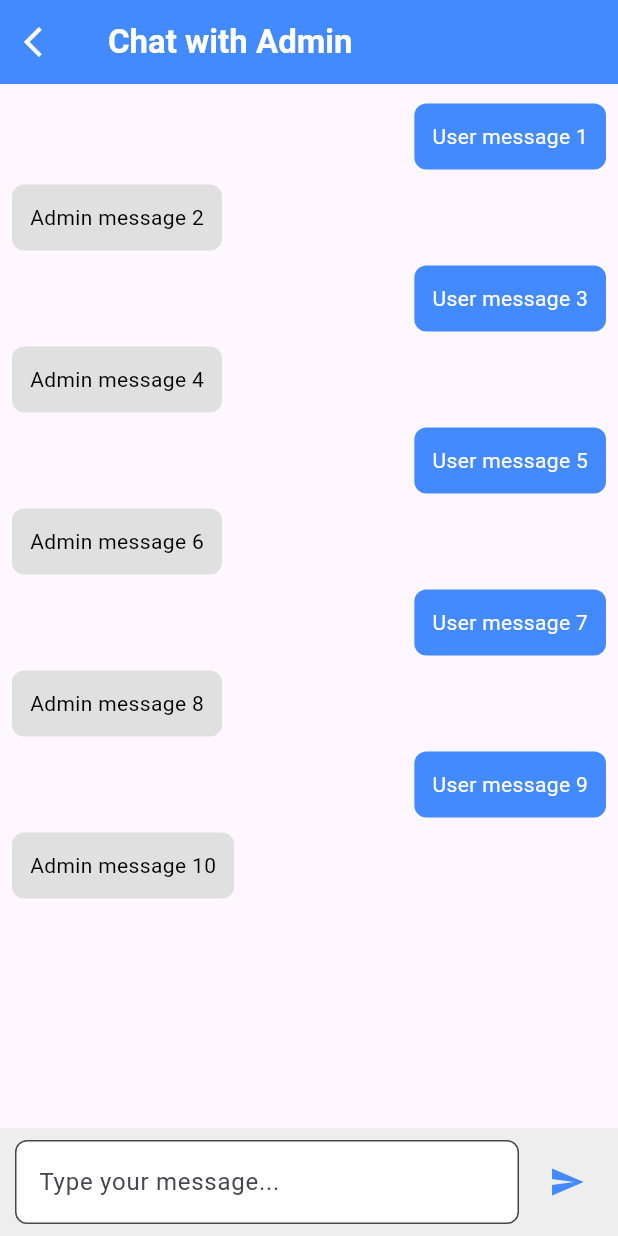
After one commit to Reeyyyh/sale_pisang_malang_mobile, a Flutter app: the ChatsPageView screen opened directly, on a phone screen of 412 x 824 dp. The commit adds this screen. Run offline on Flutter 3.47's test engine with Material 3 defaults, Android fonts, the phone set to English and light mode, and no system bars; our stand-ins replace cloud_firestore, firebase_auth, firebase_core, font_awesome_flutter, get; missing offline and left inert: curved_navigation_bar_with_label; accounts and stored records are empty.

Commit message:
add chats with admin

```diff
--- /dev/null
+++ b/lib/app/modules/client/chats/views/chats_page_view.dart
@@ -0,0 +1,91 @@
+import 'package:flutter/material.dart';
+import 'package:get/get.dart';
+
+class ChatsPageView extends StatelessWidget {
+  const ChatsPageView({super.key});
+
+  @override
+  Widget build(BuildContext context) {
+    return Scaffold(
+      appBar: AppBar(
+        leading: IconButton(
+          icon: const Icon(Icons.arrow_back_ios),
+          color: Colors.white,
+          onPressed: () => Get.back(),
+        ),
+        title: const Text(
+          'Chat with Admin',
+          style: TextStyle(
+            fontWeight: FontWeight.bold,
+            color: Colors.white,
+          ),
+        ),
+        backgroundColor: Colors.blueAccent,
+      ),
+      body: Column(
+        children: [
+          // Area chat
+          Expanded(
+            child: ListView.builder(
+              padding: const EdgeInsets.all(8.0),
+              itemCount: 10, // Contoh 10 pesan
+              itemBuilder: (context, index) {
+                // Simulasi pesan user/admin
+                final isUser = index % 2 == 0;
+                return Align(
+                  alignment:
+                      isUser ? Alignment.centerRight : Alignment.centerLeft,
+                  child: Container(
+                    margin: const EdgeInsets.symmetric(vertical: 5.0),
+                    padding: const EdgeInsets.all(12.0),
+                    decoration: BoxDecoration(
+                      color: isUser ? Colors.blueAccent : Colors.grey[300],
+                      borderRadius: BorderRadius.circular(8.0),
+                    ),
+                    child: Text(
+                      isUser
+                          ? "User message ${index + 1}"
+                          : "Admin message ${index + 1}",
+                      style: TextStyle(
+                        color: isUser ? Colors.white : Colors.black,
+                      ),
+                    ),
+                  ),
+                );
+              },
+            ),
+          ),
+          // Input pesan
+          Container(
+            padding: const EdgeInsets.symmetric(horizontal: 10, vertical: 8),
+            color: Colors.grey[200],
+            child: Row(
+              children: [
+                Expanded(
+                  child: TextField(
+                    decoration: InputDecoration(
+                      hintText: 'Type your message...',
+                      border: OutlineInputBorder(
+                        borderRadius: BorderRadius.circular(8.0),
+                      ),
+                      filled: true,
+                      fillColor: Colors.white,
+                    ),
+                  ),
+                ),
+                const SizedBox(width: 8),
+                IconButton(
+                  icon: const Icon(Icons.send, color: Colors.blueAccent),
+                  onPressed: () {
+                    // Tambahkan logika pengiriman pesan
+                    Get.snackbar("Send Message", "Message sent successfully!");
+                  },
+                ),
+              ],
+            ),
+          ),
+        ],
+      ),
+    );
+  }
+}
```
Also changed, not shown: lib/app/modules/client/page/2_MyOrder/views/cart_page_view.dart (+97 -1 lines).
